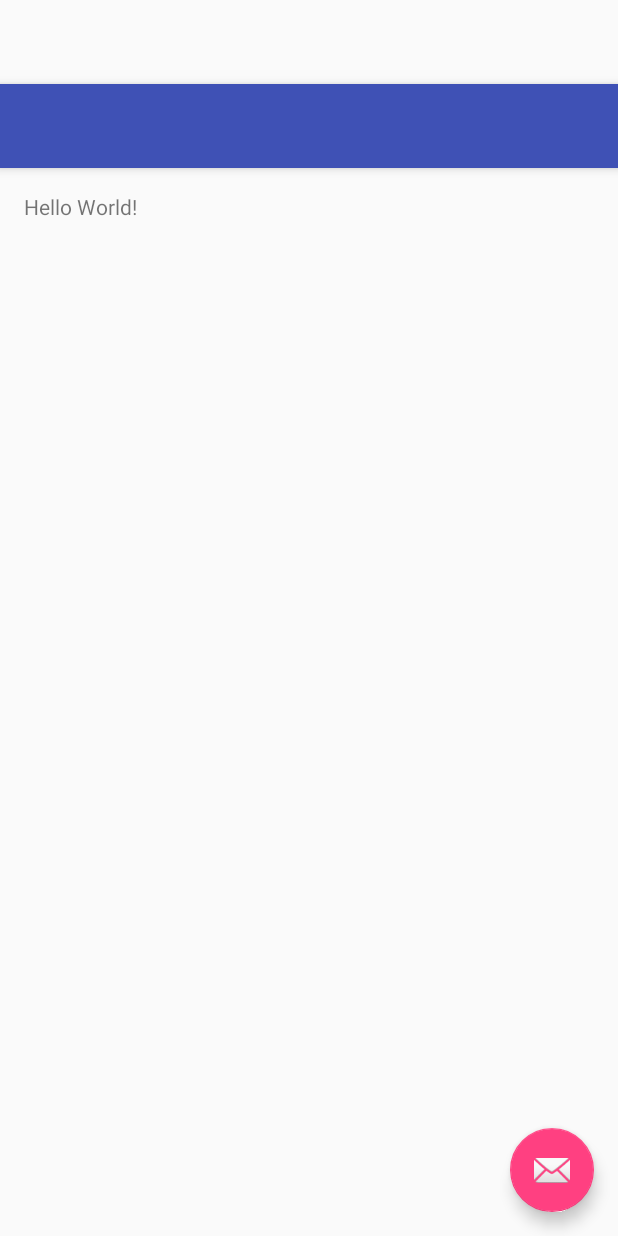
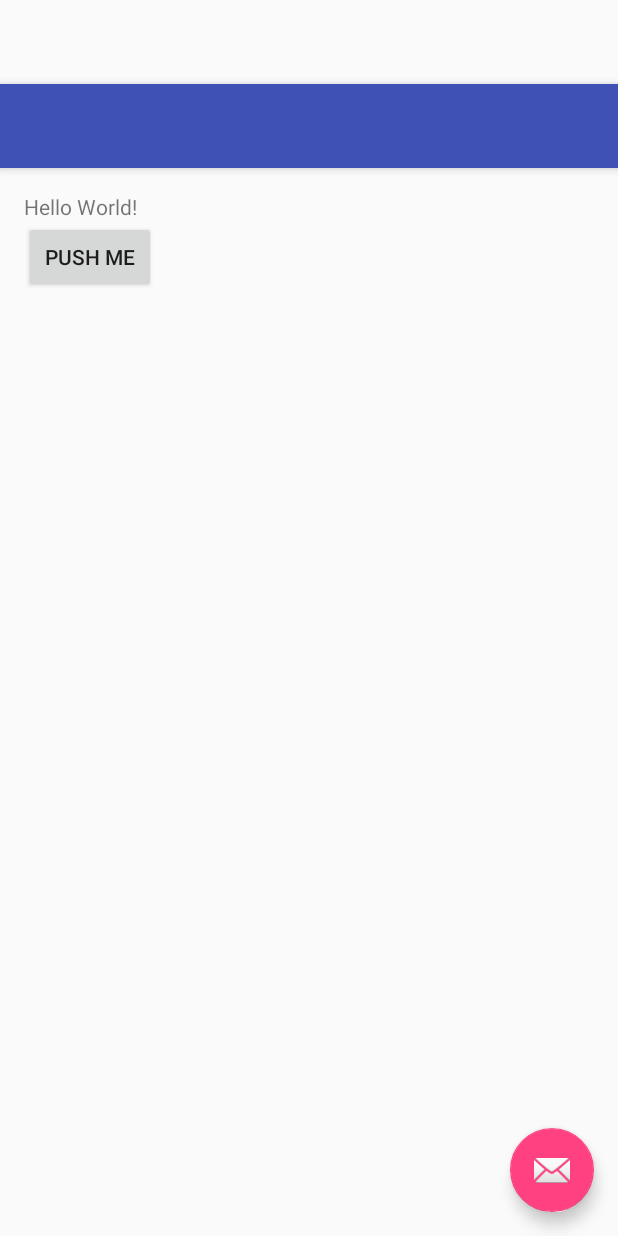
Before and after one commit to Domuska/FirebaseTest, an Android app: the layout activity_main.xml on its own in the app's theme, with its tools: preview values and no code run, on a phone screen of 412 x 824 dp. Run offline under Robolectric (Android 15) with nearby library versions, the phone set to English and light mode, and no system bars.

```diff
--- a/app/src/main/res/layout/content_main.xml
+++ b/app/src/main/res/layout/content_main.xml
@@ -17,10 +17,16 @@
         android:layout_width="wrap_content"
         android:layout_height="wrap_content"
         android:text="Hello World!" />
+    <Button
+        android:id="@+id/button"
+        android:layout_below="@id/textView"
+        android:layout_width="wrap_content"
+        android:layout_height="wrap_content"
+        android:text="push me"/>
 
     <android.support.v7.widget.RecyclerView
         android:id="@+id/recyclerview"
-        android:layout_below="@id/textView"
+        android:layout_below="@id/button"
         android:layout_width="match_parent"
         android:layout_height="wrap_content">
     </android.support.v7.widget.RecyclerView>
```
Also changed, not shown: app/src/main/java/com/example/tomi/firebasetest/MainActivity.java (+32 -2 lines).
